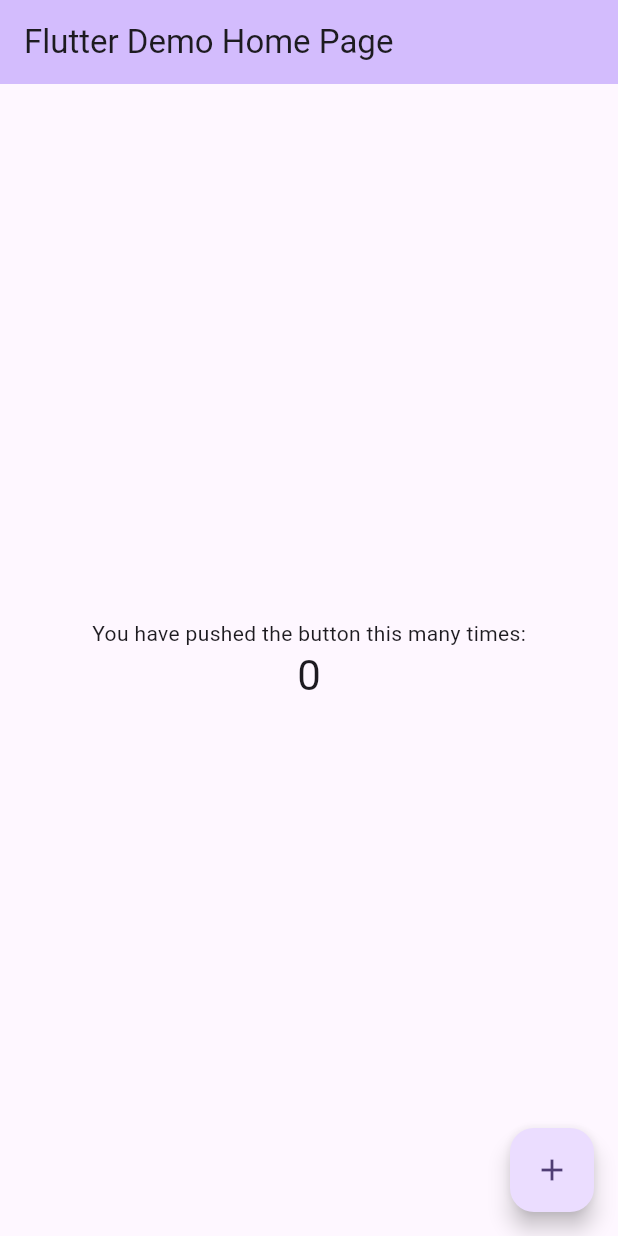
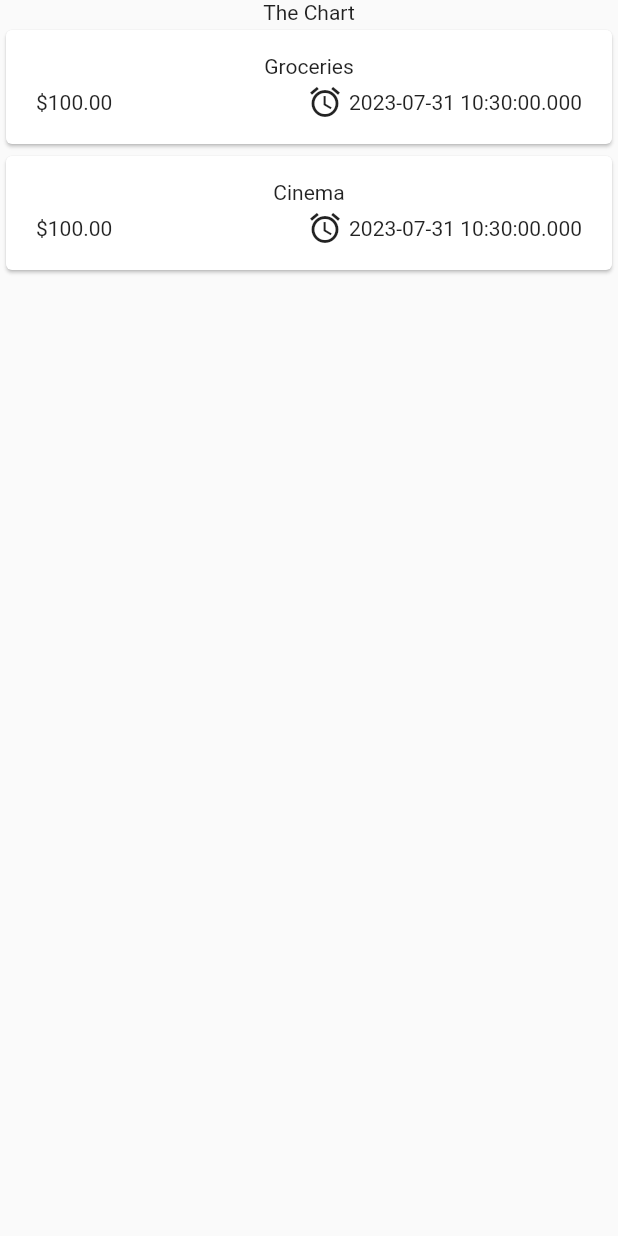
Before and after one commit to rasikasrimal/ExpenseManager, a Flutter app: the screen it shows after launch, on a phone screen of 412 x 824 dp. Run offline on Flutter 3.47's test engine with Material 2 defaults, Android fonts, the phone set to English and light mode, and no system bars.

Commit message:
Initial commits

```diff
--- a/lib/main.dart
+++ b/lib/main.dart
@@ -1,125 +1,10 @@
 import 'package:flutter/material.dart';
+import 'package:expense_manager/widgets/expenses.dart';
 
 void main() {
-  runApp(const MyApp());
+  runApp(
+    const MaterialApp(
+      home: Expenses(),
+    ),
+  );
 }
-
-class MyApp extends StatelessWidget {
-  const MyApp({super.key});
-
-  // This widget is the root of your application.
-  @override
-  Widget build(BuildContext context) {
-    return MaterialApp(
-      title: 'Flutter Demo',
-      theme: ThemeData(
-        // This is the theme of your application.
-        //
-        // TRY THIS: Try running your application with "flutter run". You'll see
-        // the application has a blue toolbar. Then, without quitting the app,
-        // try changing the seedColor in the colorScheme below to Colors.green
-        // and then invoke "hot reload" (save your changes or press the "hot
-        // reload" button in a Flutter-supported IDE, or press "r" if you used
-        // the command line to start the app).
-        //
-        // Notice that the counter didn't reset back to zero; the application
-        // state is not lost during the reload. To reset the state, use hot
-        // restart instead.
-        //
-        // This works for code too, not just values: Most code changes can be
-        // tested with just a hot reload.
-        colorScheme: ColorScheme.fromSeed(seedColor: Colors.deepPurple),
-        useMaterial3: true,
-      ),
-      home: const MyHomePage(title: 'Flutter Demo Home Page'),
-    );
-  }
-}
-
-class MyHomePage extends StatefulWidget {
-  const MyHomePage({super.key, required this.title});
-
-  // This widget is the home page of your application. It is stateful, meaning
-  // that it has a State object (defined below) that contains fields that affect
-  // how it looks.
-
-  // This class is the configuration for the state. It holds the values (in this
-  // case the title) provided by the parent (in this case the App widget) and
-  // used by the build method of the State. Fields in a Widget subclass are
-  // always marked "final".
-
-  final String title;
-
-  @override
-  State<MyHomePage> createState() => _MyHomePageState();
-}
-
-class _MyHomePageState extends State<MyHomePage> {
-  int _counter = 0;
-
-  void _incrementCounter() {
-    setState(() {
-      // This call to setState tells the Flutter framework that something has
-      // changed in this State, which causes it to rerun the build method below
-      // so that the display can reflect the updated values. If we changed
-      // _counter without calling setState(), then the build method would not be
-      // called again, and so nothing would appear to happen.
-      _counter++;
-    });
-  }
-
-  @override
-  Widget build(BuildContext context) {
-    // This method is rerun every time setState is called, for instance as done
-    // by the _incrementCounter method above.
-    //
-    // The Flutter framework has been optimized to make rerunning build methods
-    // fast, so that you can just rebuild anything that needs updating rather
-    // than having to individually change instances of widgets.
-    return Scaffold(
-      appBar: AppBar(
-        // TRY THIS: Try changing the color here to a specific color (to
-        // Colors.amber, perhaps?) and trigger a hot reload to see the AppBar
-        // change color while the other colors stay the same.
-        backgroundColor: Theme.of(context).colorScheme.inversePrimary,
-        // Here we take the value from the MyHomePage object that was created by
-        // the App.build method, and use it to set our appbar title.
-        title: Text(widget.title),
-      ),
-      body: Center(
-        // Center is a layout widget. It takes a single child and positions it
-        // in the middle of the parent.
-        child: Column(
-          // Column is also a layout widget. It takes a list of children and
-          // arranges them vertically. By default, it sizes itself to fit its
-          // children horizontally, and tries to be as tall as its parent.
-          //
-          // Column has various properties to control how it sizes itself and
-          // how it positions its children. Here we use mainAxisAlignment to
-          // center the children vertically; the main axis here is the vertical
-          // axis because Columns are vertical (the cross axis would be
-          // horizontal).
-          //
-          // TRY THIS: Invoke "debug painting" (choose the "Toggle Debug Paint"
-          // action in the IDE, or press "p" in the console), to see the
-          // wireframe for each widget.
-          mainAxisAlignment: MainAxisAlignment.center,
-          children: <Widget>[
-            const Text(
-              'You have pushed the button this many times:',
-            ),
-            Text(
-              '$_counter',
-              style: Theme.of(context).textTheme.headlineMedium,
-            ),
-          ],
-        ),
-      ),
-      floatingActionButton: FloatingActionButton(
-        onPressed: _incrementCounter,
-        tooltip: 'Increment',
-        child: const Icon(Icons.add),
-      ), // This trailing comma makes auto-formatting nicer for build methods.
-    );
-  }
-}
--- /dev/null
+++ b/lib/models/expense.dart
@@ -0,0 +1,20 @@
+import 'package:uuid/uuid.dart';
+
+const uuid = Uuid();
+
+enum Category { Food, Travel, Leisure, Work }
+
+class Expense {
+  Expense(
+      {required this.title,
+      required this.amount,
+      required this.date,
+      required this.catoegory})
+      : id = uuid.v4();
+
+  final String id;
+  final String title;
+  final double amount;
+  final DateTime date;
+  final Category catoegory;
+}
--- /dev/null
+++ b/lib/widgets/expenses-list/expense_item.dart
@@ -0,0 +1,39 @@
+import 'package:expense_manager/models/expense.dart';
+import 'package:flutter/material.dart';
+
+class ExpenseItem extends StatelessWidget {
+  const ExpenseItem(this.expense, {super.key});
+
+  final Expense expense;
+
+  @override
+  Widget build(BuildContext context) {
+    return Card(
+      child: Padding(
+        padding: const EdgeInsets.symmetric(
+          horizontal: 20,
+          vertical: 16,
+        ),
+        child: Column(
+          children: [
+            Text(expense.title),
+            const SizedBox(height: 4),
+            Row(
+              children: [
+                Text('\$${expense.amount.toStringAsFixed(2)}'),
+                const Spacer(),
+                Row(
+                  children: [
+                    const Icon(Icons.alarm),
+                    const SizedBox(width: 4),
+                    Text(expense.date.toString()),
+                  ],
+                ),
+              ],
+            )
+          ],
+        ),
+      ),
+    );
+  }
+}
--- /dev/null
+++ b/lib/widgets/expenses-list/expenses_list.dart
@@ -0,0 +1,16 @@
+import 'package:expense_manager/widgets/expenses-list/expense_item.dart';
+import 'package:flutter/material.dart';
+import 'package:expense_manager/models/expense.dart';
+
+class ExpenseList extends StatelessWidget {
+  const ExpenseList({super.key, required this.expenses});
+
+  final List<Expense> expenses;
+
+  @override
+  Widget build(BuildContext context) {
+    return ListView.builder(
+        itemCount: expenses.length,
+        itemBuilder: (ctx, index) => ExpenseItem(expenses[index]));
+  }
+}
--- /dev/null
+++ b/lib/widgets/expenses.dart
@@ -0,0 +1,37 @@
+import 'package:expense_manager/widgets/expenses-list/expenses_list.dart';
+import 'package:expense_manager/models/expense.dart';
+import 'package:flutter/material.dart';
+
+class Expenses extends StatefulWidget {
+  const Expenses({super.key});
+
+  @override
+  State<Expenses> createState() {
+    return _ExpensesState();
+  }
+}
+
+class _ExpensesState extends State<Expenses> {
+  final List<Expense> _registeredExpenses = [
+    Expense(
+        title: 'Groceries',
+        amount: 100.00,
+        date: DateTime.now(),
+        catoegory: Category.Food),
+    Expense(
+        title: 'Cinema',
+        amount: 100.00,
+        date: DateTime.now(),
+        catoegory: Category.Leisure),
+  ];
+
+  @override
+  Widget build(BuildContext context) {
+    return Scaffold(
+      body: Column(children: [
+        const Text('The Chart'),
+        Expanded(child: ExpenseList(expenses: _registeredExpenses))
+      ]),
+    );
+  }
+}
--- a/pubspec.yaml
+++ b/pubspec.yaml
@@ -35,6 +35,7 @@ dependencies:
   # The following adds the Cupertino Icons font to your application.
   # Use with the CupertinoIcons class for iOS style icons.
   cupertino_icons: ^1.0.2
+  uuid: ^3.0.7
 
 dev_dependencies:
   flutter_test:
```
Also changed, not shown: pubspec.lock.
